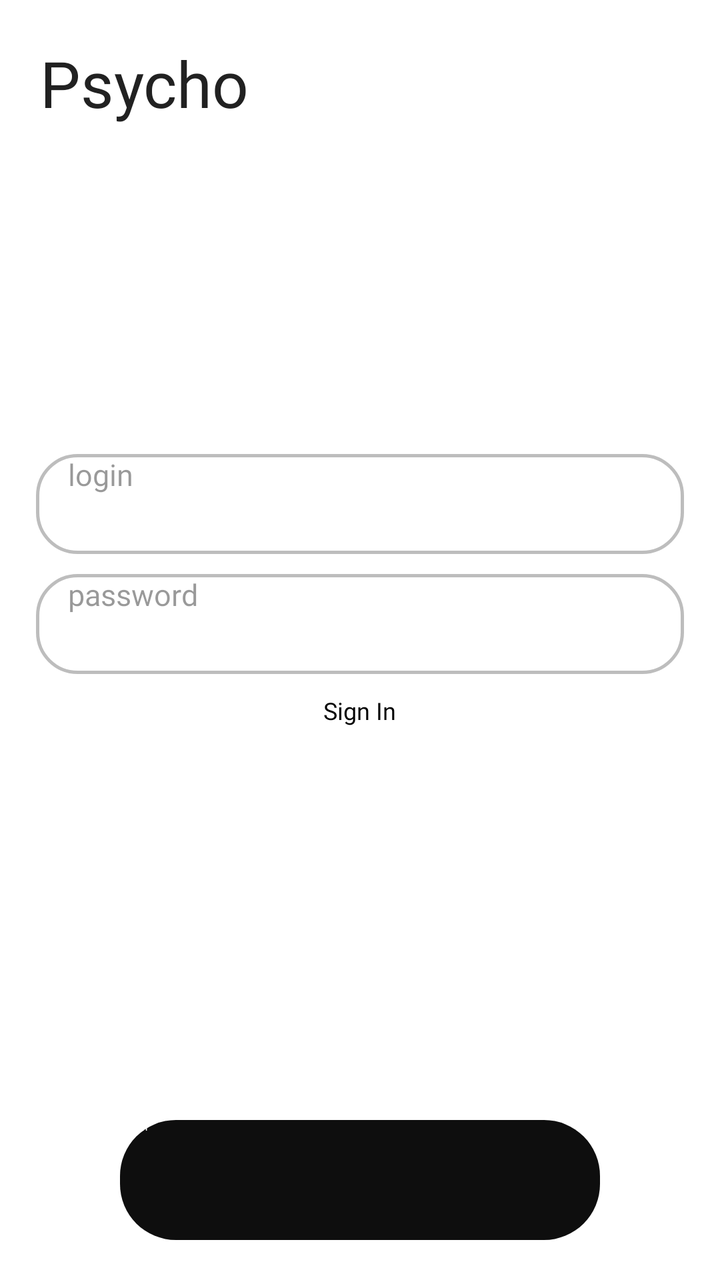
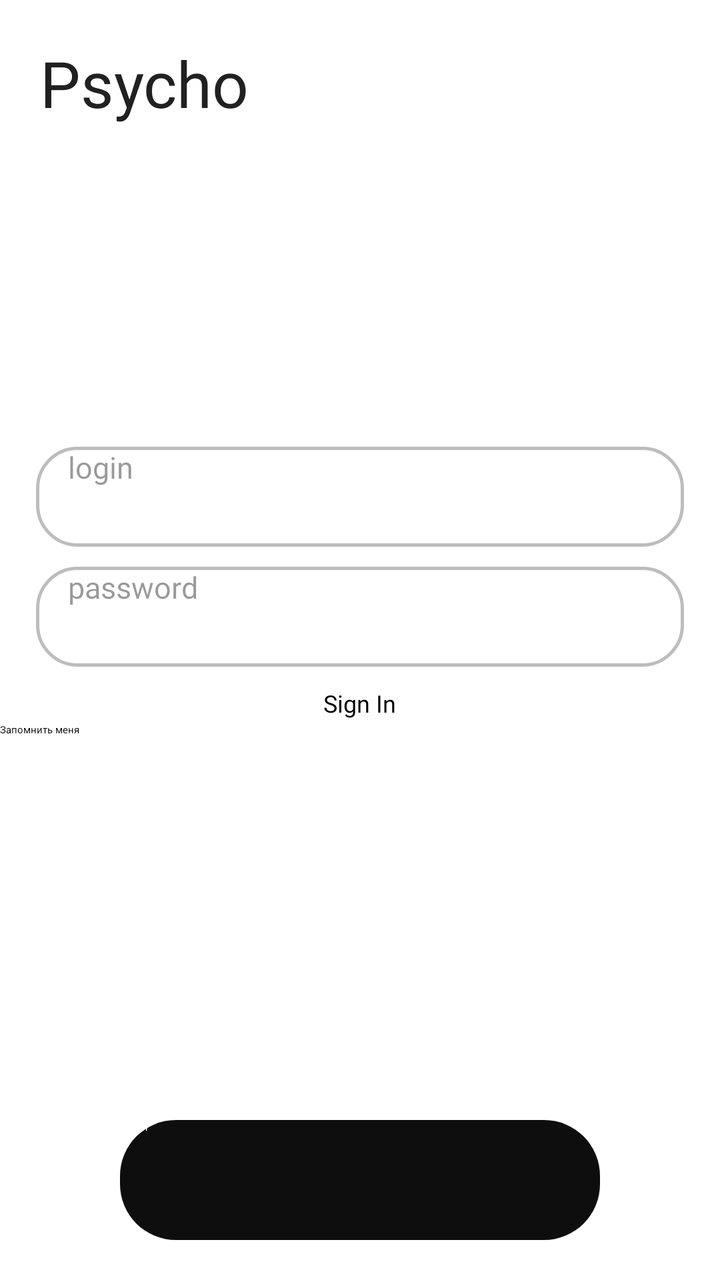

Two renders of the same Android screen: before a commit and after it. Below are the layout's source before the change and the commit's diff.
<!-- AndroidManifest.xml: application theme Theme.App.Starting -->
<!-- res/layout/login_activity.xml -->
<?xml version="1.0" encoding="utf-8"?>
    <FrameLayout xmlns:android="http://schemas.android.com/apk/res/android"
        android:orientation="vertical"
        android:layout_width="match_parent"
        android:layout_height="match_parent">
        <TextView
            android:id="@+id/icon"
            android:layout_width="wrap_content"
            android:layout_height="wrap_content"
            android:textColor="@color/black"
            android:fontFamily="@font/coolvetica"
            android:text="Psycho"
            android:textSize="32dp"
            android:layout_marginLeft="20dp"
            android:layout_marginTop="20dp"/>
        <LinearLayout
            android:layout_marginBottom="24dp"
            android:layout_gravity="center"
            android:layout_width="match_parent"
            android:layout_height="wrap_content"
            android:orientation="vertical">
            <EditText
                android:textSize="15dp"
                android:fontFamily="@font/geistmedium"
                android:textCursorDrawable="@color/black"
                android:hint="@string/login"
                android:textColor="@color/black"
                android:textColorHint="@color/black40"
                android:paddingLeft="16dp"
                android:id="@+id/login_space"
                android:layout_height="50dp"
                android:layout_width="match_parent"
                android:layout_marginLeft="18dp"
                android:layout_marginRight="18dp"
                android:background="@drawable/round_block"/>
            <EditText
                android:textSize="15dp"
                android:inputType="textPassword"
                android:fontFamily="@font/geistmedium"
                android:textCursorDrawable="@color/black"
                android:hint="@string/password"
                android:textColor="@color/black"
                android:textColorHint="@color/black40"
                android:paddingLeft="16dp"
                android:layout_marginTop="10dp"
                android:id="@+id/password_space"
                android:layout_height="50dp"
                android:layout_width="match_parent"
                android:layout_marginLeft="18dp"
                android:layout_marginRight="18dp"
                android:background="@drawable/round_block"/>
            <Button
                android:fontFamily="@font/geistmedium"
                android:background="@null"
                android:layout_marginTop="10dp"
                android:layout_gravity="center"
                android:textAllCaps="false"
                android:id="@+id/btn_go_to_reg"
                android:layout_width="wrap_content"
                android:layout_height="18dp"
                android:text="@string/signed_in"
                android:stateListAnimator="@null"
                android:textSize="12sp" />
        </LinearLayout>
        <Button
            android:stateListAnimator="@null"
            android:elevation="0dp"
            android:layout_marginBottom="20dp"
            android:layout_gravity="bottom"
            android:textAllCaps="false"
            android:layout_width="match_parent"
            android:layout_marginRight="60dp"
            android:layout_marginLeft="60dp"
            android:layout_height="60dp"
            android:background="@drawable/black_round_button"
            android:text="@string/login_for_button"
            android:id="@+id/login_btn"
            android:textColor="@color/background_color"
            android:fontFamily="@font/geistmedium"/>
    </FrameLayout>
<!-- resources referenced by this layout -->
<resources>
  <color name="background_color">#FFFFFF</color>
  <color name="black">#212121</color>
  <color name="black40">#66000000</color>
  <!-- drawable black_round_button (drawable) -->
  <?xml version="1.0" encoding="utf-8"?>
  <shape xmlns:android="http://schemas.android.com/apk/res/android">
      <solid android:color="@color/fullblack"></solid>
      <corners android:radius="28dp"></corners>
  </shape>
  <!-- drawable round_block (drawable) -->
  <?xml version="1.0" encoding="utf-8"?>
  <shape xmlns:android="http://schemas.android.com/apk/res/android">
      <solid android:color="@color/background_color"></solid>
      <corners android:radius="20dp"></corners>
      <stroke android:width="1.5dp"
          android:color="@color/line_color"></stroke>
  </shape>
  <string name="login">login</string>
  <string name="login_for_button">Log In</string>
  <string name="password">password</string>
  <string name="signed_in">Sign In</string>
  <style name="Theme.App.Starting" parent="Theme.SplashScreen">
          <item name="windowSplashScreenBackground">@color/background_color</item>
          <item name="windowSplashScreenAnimatedIcon">@drawable/icon_app_psycho_svg</item>
          <item name="postSplashScreenTheme">@style/Theme.PsychoApp</item>
      </style>
  <color name="fullblack">#0E0E0E</color>
  <color name="line_color">#BDBDBD</color>
  <!-- drawable icon_app_psycho_svg: vector/xml drawable (drawable, 4124 chars, omitted) -->
  <style name="Theme.PsychoApp" parent="Theme.AppCompat.Light.NoActionBar">
          <item name="android:statusBarColor">@color/fullblack</item>
          <item name="android:navigationBarColor">@color/fullblack</item>
          <item name="windowActionBar">false</item>
          <item name="windowNoTitle">true</item>
          <item name="colorControlActivated">@color/background_color</item>
          <item name="colorControlNormal">@color/black40</item>
          <item name="android:windowBackground">@color/background_color</item>
      </style>
</resources>

<!-- the commit's change to res/layout/login_activity.xml (unified diff, before → after) -->
@@ -61,6 +61,12 @@
                 android:text="@string/signed_in"
                 android:stateListAnimator="@null"
                 android:textSize="12sp" />
+
+            <CheckBox
+                android:id="@+id/cb_remember_me"
+                android:layout_width="wrap_content"
+                android:layout_height="wrap_content"
+                android:text="Запомнить меня" />
         </LinearLayout>
         <Button
             android:stateListAnimator="@null"
